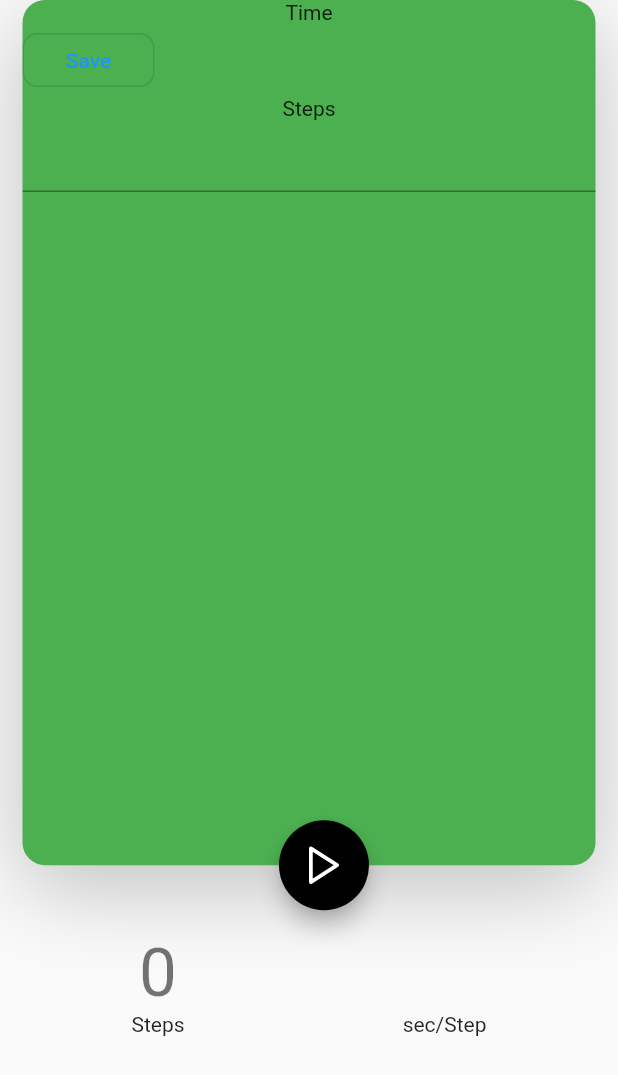
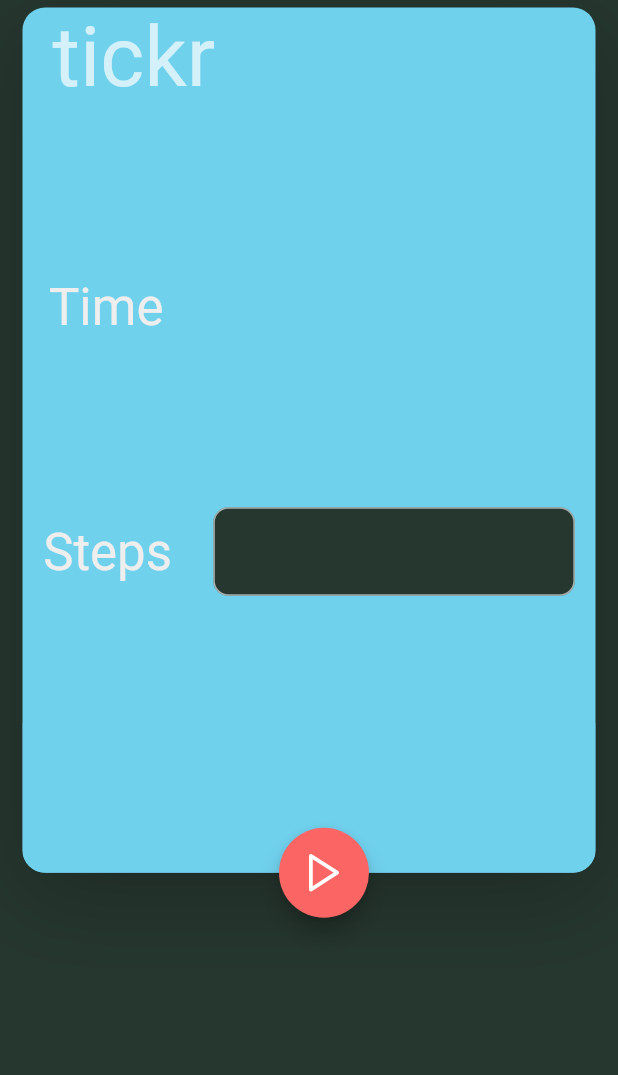
Before and after one commit to mags749/tickr, a Flutter app: the screen it shows after launch, on a phone screen of 412 x 824 dp. Shown: the top 1075 px of the screen. Run offline on Flutter 3.47's test engine with Material 2 defaults, Android fonts, the phone set to English and light mode, and no system bars; our stand-ins replace audioplayers, flutter_feather_icons.

Commit message:
code(timer): Timer functionality with the updated design

```diff
--- a/lib/screens/homescreen.dart
+++ b/lib/screens/homescreen.dart
@@ -1,8 +1,10 @@
 import 'dart:async';
 
+import 'package:audioplayers/audioplayers.dart';
 import 'package:flutter/material.dart';
 import 'package:flutter/services.dart';
 import 'package:flutter_feather_icons/flutter_feather_icons.dart';
+import 'package:tickr/widgets/timeblock.dart';
 
 class HomeScreen extends StatefulWidget {
   HomeScreen({Key? key, required this.title}) : super(key: key);
@@ -13,14 +15,25 @@ class HomeScreen extends StatefulWidget {
 }
 
 class _HomeScreenState extends State<HomeScreen> {
+  bool _inProgress = false;
+  double _progress = 0;
+  final _stepController = TextEditingController();
+  int _stepDuration = 0;
   int _steps = 0;
-  int _stepDuration = 0;
-  final _stepController = TextEditingController();
   String _hour = '', _minute = '';
   TimeOfDay _selectedTime = TimeOfDay(hour: 00, minute: 00);
 
   void _toggleCounter() {
+    if (_steps == 0) {
+      setState(() {
+        _steps = int.parse(_stepController.text);
+      });
+    }
+    if (!_inProgress)
       Timer.periodic(new Duration(seconds: _stepDuration), _decrementSteps);
+    setState(() {
+      _inProgress = !_inProgress;
+    });
   }
 
   @override
@@ -30,14 +43,20 @@ class _HomeScreenState extends State<HomeScreen> {
   }
 
   void _decrementSteps(Timer t) {
+    if (!_inProgress) {
+      t.cancel();
+      setState(() {
+        _inProgress = !_inProgress;
+      });
+    }
+    setState(() {
       if (_steps == 0) {
         t.cancel();
-      setState(() {
         _steps = int.parse(_stepController.text);
-      });
-    } else
-      setState(() {
-        _steps--;
+      } else {
+        playLocalAsset();
+        _steps -= 1;
+      }
     });
   }
 
@@ -48,7 +67,6 @@ class _HomeScreenState extends State<HomeScreen> {
               int.parse(_stepController.text);
       setState(() {
         _stepDuration = value.floor();
-        _steps = int.parse(_stepController.text);
       });
       return value.floor().toString();
     } catch (e) {
@@ -66,9 +84,9 @@ class _HomeScreenState extends State<HomeScreen> {
               children: <Widget>[
                 Container(
                     margin: EdgeInsets.only(
-                        top: 0, left: 15, right: 15, bottom: 30),
+                        top: 5, left: 15, right: 15, bottom: 30),
                     decoration: BoxDecoration(
-                      color: Colors.green,
+                      color: Theme.of(context).backgroundColor,
                       borderRadius: BorderRadius.all(Radius.circular(15)),
                       boxShadow: [
                         BoxShadow(
@@ -81,33 +99,80 @@ class _HomeScreenState extends State<HomeScreen> {
                     height: MediaQuery.of(context).size.height * 0.7,
                     width: MediaQuery.of(context).size.width,
                     child: Column(
+                      mainAxisAlignment: MainAxisAlignment.spaceBetween,
+                      children: <Widget>[
+                        Padding(
+                          padding: const EdgeInsets.only(left: 20.0),
+                          child: Row(
                             mainAxisAlignment: MainAxisAlignment.start,
-                      children: <Widget>[
-                        Text('Time'),
+                            children: [
+                              Text(
+                                'tickr',
+                                style: Theme.of(context).textTheme.headline2,
+                              ),
+                            ],
+                          ),
+                        ),
                         Row(
+                          mainAxisAlignment: MainAxisAlignment.spaceAround,
                           children: [
-                            OutlinedButton(
-                              onPressed: () => _selectTime(context),
-                              child: Text('Save'),
-                              style: OutlinedButton.styleFrom(
-                                primary: Theme.of(context).accentColor,
-                                minimumSize: Size(88, 36),
-                                padding: EdgeInsets.symmetric(horizontal: 16),
-                                shape: const RoundedRectangleBorder(
-                                  borderRadius:
-                                      BorderRadius.all(Radius.circular(10)),
+                            Text(
+                              'Time',
+                              style: Theme.of(context).textTheme.headline4,
                             ),
+                            GestureDetector(
+                              child: TimeBlock(num: _hour),
+                              onTap: () => _selectTime(context),
+                            ),
+                            GestureDetector(
+                              child: TimeBlock(num: _minute),
+                              onTap: () => _selectTime(context),
+                            ),
+                          ],
+                        ),
+                        Row(
+                          mainAxisAlignment: MainAxisAlignment.spaceAround,
+                          children: [
+                            Text(
+                              "Steps",
+                              style: Theme.of(context).textTheme.headline4,
+                            ),
+                            SizedBox(
+                              height: 60,
+                              width: MediaQuery.of(context).size.width / 2 + 35,
+                              child: TextField(
+                                decoration: InputDecoration(
+                                  border: OutlineInputBorder(
+                                    borderSide: BorderSide(
+                                      color: Colors.red, //this has no effect
+                                    ),
+                                    borderRadius: BorderRadius.circular(10.0),
+                                  ),
+                                  filled: true,
+                                  fillColor:
+                                      Theme.of(context).scaffoldBackgroundColor,
+                                ),
+                                controller: _stepController,
+                                keyboardType: TextInputType.number,
+                                inputFormatters: <TextInputFormatter>[
+                                  FilteringTextInputFormatter.digitsOnly
+                                ],
+                                textAlign: TextAlign.right,
                               ),
                             ),
                           ],
                         ),
-                        Text("Steps"),
-                        TextField(
-                          controller: _stepController,
-                          keyboardType: TextInputType.number,
-                          inputFormatters: <TextInputFormatter>[
-                            FilteringTextInputFormatter.digitsOnly
-                          ], // Only numbers can be entered
+                        Container(
+                          child: ClipRRect(
+                            borderRadius: BorderRadius.only(
+                              bottomLeft: Radius.circular(15),
+                              bottomRight: Radius.circular(15),
+                            ),
+                            child: LinearProgressIndicator(
+                              value: _progress,
+                              minHeight: 100.0,
+                            ),
+                          ),
                         ),
                       ],
                     )),
@@ -120,14 +185,14 @@ class _HomeScreenState extends State<HomeScreen> {
                     onPressed: _toggleCounter,
                     tooltip: 'Start',
                     child: Icon(
-                      FeatherIcons.play,
+                      _inProgress ? FeatherIcons.pause : FeatherIcons.play,
                       size: 30,
                     ),
-                    backgroundColor: Colors.black,
                   ),
                 ),
               ],
             ),
+            if (_inProgress)
               Container(
                 margin: EdgeInsets.all(15),
                 width: MediaQuery.of(context).size.width,
@@ -178,4 +243,9 @@ class _HomeScreenState extends State<HomeScreen> {
       });
     }
   }
+
+  playLocalAsset() {
+    AudioCache cache = new AudioCache();
+    cache.play('bell.mp3');
   }
+}
--- a/lib/tickerapp.dart
+++ b/lib/tickerapp.dart
@@ -1,5 +1,6 @@
 import 'package:flutter/material.dart';
 import 'package:tickr/screens/homescreen.dart';
+import 'package:tickr/utils/theme.dart';
 
 class TickrApp extends StatelessWidget {
   // This widget is the root of your application.
@@ -7,9 +8,7 @@ class TickrApp extends StatelessWidget {
   Widget build(BuildContext context) {
     return MaterialApp(
       title: 'Tickr App',
-      theme: ThemeData(
-        primarySwatch: Colors.blue,
-      ),
+      theme: darkTheme,
       home: HomeScreen(title: 'Flutter Demo Home Page'),
       debugShowCheckedModeBanner: false,
     );
--- /dev/null
+++ b/lib/utils/constants.dart
@@ -0,0 +1,2 @@
+final ckDefaultPadding = 20.0;
+final ckDefaultRadius = 15.0;
--- /dev/null
+++ b/lib/utils/hex_color.dart
@@ -0,0 +1,10 @@
+import 'package:flutter/material.dart';
+
+class HexColor extends Color {
+  static int _getColor(String hex) {
+    String formattedHex = 'FF' + hex.toUpperCase().replaceAll("#", "");
+    return int.parse(formattedHex, radix: 16);
+  }
+
+  HexColor(final String hex) : super(_getColor(hex));
+}
--- /dev/null
+++ b/lib/utils/theme.dart
@@ -0,0 +1,23 @@
+import 'package:flutter/material.dart';
+
+import 'hex_color.dart';
+
+var darkTextStyle = TextStyle(color: HexColor('#EEEEEE'));
+
+ThemeData darkTheme = ThemeData(
+  accentColor: HexColor('#FB6563'),
+  appBarTheme: AppBarTheme(elevation: 0),
+  backgroundColor: HexColor('#70D1ED'),
+  brightness: Brightness.dark,
+  errorColor: HexColor('#e76f51'),
+  // fontFamily: GoogleFonts.play().fontFamily,
+  primaryColor: HexColor('#26372F'),
+  scaffoldBackgroundColor: HexColor("#26372F"),
+  textTheme: TextTheme(
+    bodyText1: darkTextStyle,
+    bodyText2: darkTextStyle,
+    button: darkTextStyle,
+    caption: darkTextStyle,
+    headline4: darkTextStyle,
+  ),
+);
--- /dev/null
+++ b/lib/widgets/timeblock.dart
@@ -0,0 +1,32 @@
+import 'package:flutter/material.dart';
+
+class TimeBlock extends StatelessWidget {
+  const TimeBlock({
+    Key? key,
+    required String num,
+  })  : _num = num,
+        super(key: key);
+
+  final String _num;
+
+  @override
+  Widget build(BuildContext context) {
+    return Container(
+      decoration: BoxDecoration(
+        color: Theme.of(context).backgroundColor.withOpacity(0.8),
+        borderRadius: BorderRadius.all(Radius.circular(10)),
+      ),
+      height: 100,
+      width: 100,
+      child: Column(
+        mainAxisAlignment: MainAxisAlignment.center,
+        children: [
+          Text(
+            '$_num',
+            style: Theme.of(context).textTheme.headline3,
+          ),
+        ],
+      ),
+    );
+  }
+}
--- a/pubspec.yaml
+++ b/pubspec.yaml
@@ -21,6 +21,7 @@ environment:
   sdk: ">=2.12.0 <3.0.0"
 
 dependencies:
+  audioplayers: ^0.19.1
   flutter:
     sdk: flutter
 
@@ -45,7 +46,8 @@ flutter:
   uses-material-design: true
 
   # To add assets to your application, add an assets section, like this:
-  # assets:
+  assets:
+    - assets/bell.mp3
   #   - images/a_dot_burr.jpeg
   #   - images/a_dot_ham.jpeg
 
```
Also changed, not shown: pubspec.lock, 2 other files. Lines whose indentation alone changed are shown as unchanged.
